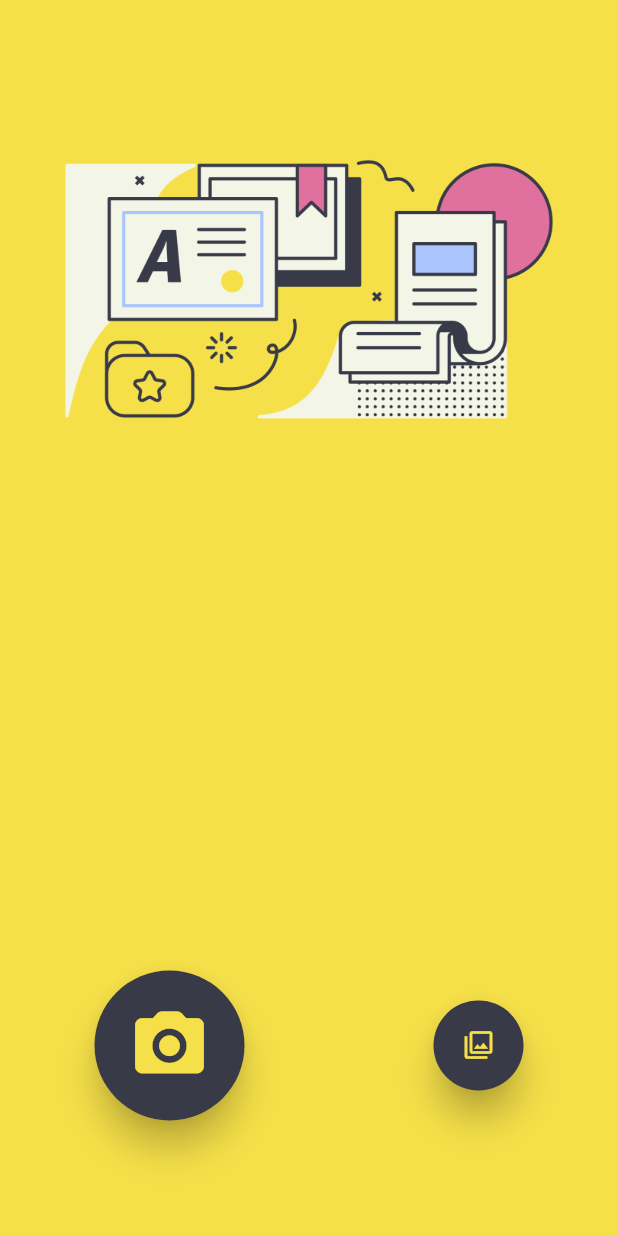
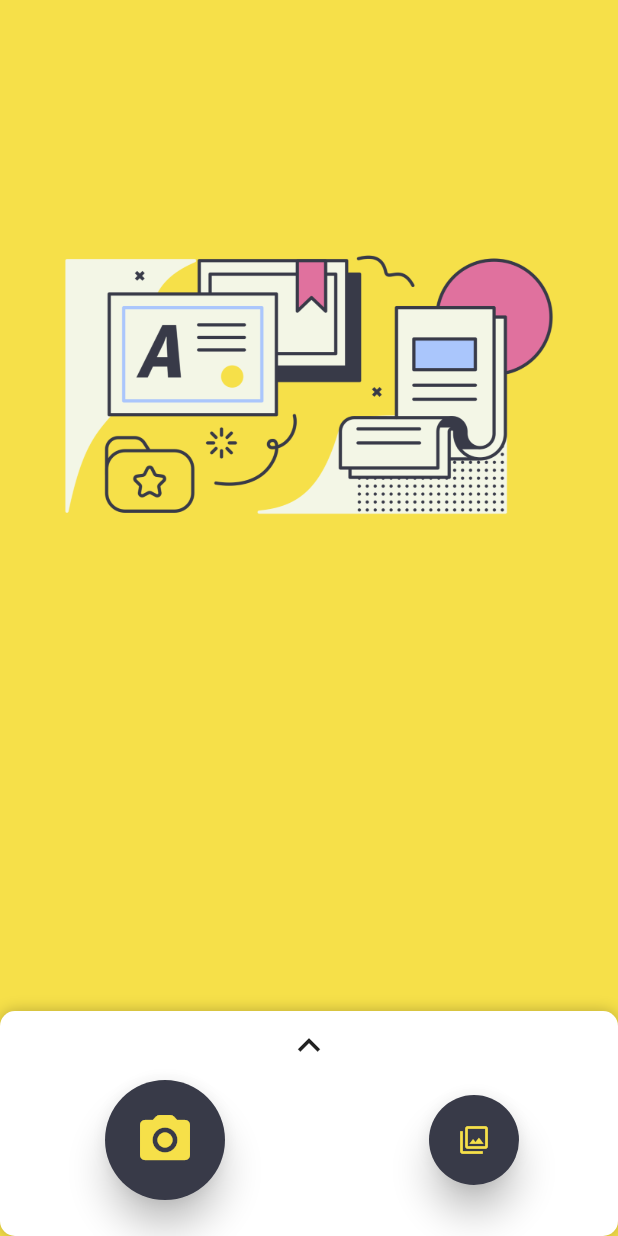
Before and after one commit to Fireboltz/aasaan, a Flutter app: the screen it shows after launch, on a phone screen of 412 x 824 dp. Run offline on Flutter 3.47's test engine with Material 2 defaults, Android fonts, the phone set to English and light mode, and no system bars; drawn by our look-alikes of sliding_up_panel; our stand-ins replace image_picker; missing offline and left inert: scanbot_sdk.

Commit message:
feat: Add Sliding Up Panel

```diff
--- a/lib/main.dart
+++ b/lib/main.dart
@@ -13,9 +13,9 @@ import 'package:scanbot_sdk/mrz_scanning_data.dart';
 import 'package:scanbot_sdk/scanbot_sdk.dart';
 import 'package:scanbot_sdk/scanbot_sdk_models.dart';
 import 'package:scanbot_sdk/scanbot_sdk_ui.dart';
+import 'package:sliding_up_panel/sliding_up_panel.dart';
 
 import 'pages_repository.dart';
-import 'ui/menu_items.dart';
 import 'ui/utils.dart';
 
 import 'package:image_picker/image_picker.dart';
@@ -120,38 +120,54 @@ class MainPageWidget extends StatefulWidget {
 
 class _MainPageWidgetState extends State<MainPageWidget> {
   PageRepository _pageRepository = PageRepository();
+  IconData panelIcon = Icons.keyboard_arrow_up;
 
   @override
   Widget build(BuildContext context) {
     return SafeArea(
       child: Scaffold(
           backgroundColor: hex('#f6e049'),
-        body: Column(
-          mainAxisAlignment: MainAxisAlignment.spaceAround,
+          body: SlidingUpPanel(
+            minHeight: 150,
+            maxHeight: MediaQuery. of(context).size.height*0.55,
+            borderRadius: BorderRadius.circular(10),
+            onPanelClosed: (){
+              panelIcon = Icons.keyboard_arrow_up;
+              setState(() {
+              });
+            },
+            onPanelOpened: (){
+              panelIcon = Icons.keyboard_arrow_down;
+              setState(() {
+              });
+              },
+            panel: Column(
+              mainAxisAlignment: MainAxisAlignment.start,
+              crossAxisAlignment: CrossAxisAlignment.center,
               children: [
-            Image(
-              image: AssetImage('img/doc.png'),
+                Padding(
+                  padding: const EdgeInsets.all(8.0),
+                  child: Icon(
+                    panelIcon,
+                    size: 30,
                   ),
-            SizedBox(height: 30,),
+                ),
                 Row(
                   mainAxisAlignment: MainAxisAlignment.spaceAround,
                   children: [
-                Column(
-                  children: [
                     ButtonTheme(
-                      minWidth: 100,
-                      height: 100,
+                      height: 80,
                       shape: CircleBorder(),
                       child: RaisedButton(
                         elevation: 10,
-                        child: Icon(Icons.photo_camera_rounded,
-                        size: 55,
-                        color:  hex('#f6e049'),),
+                        child: Icon(
+                          Icons.photo_camera_rounded,
+                          size: 40,
+                          color: hex('#f6e049'),
+                        ),
                         onPressed: () => startDocumentScanning(),
                         color: hex('#383A48'),
                       ),
-                    ),
-                  ],
                     ),
                     ButtonTheme(
                       minWidth: 60,
@@ -159,17 +175,89 @@ class _MainPageWidgetState extends State<MainPageWidget> {
                       shape: CircleBorder(),
                       child: RaisedButton(
                         elevation: 10,
-                    child: Icon(Icons.filter,
+                        child: Icon(
+                          Icons.filter,
                           size: 20,
-                      color:  hex('#f6e049'),),
+                          color: hex('#f6e049'),
+                        ),
                         onPressed: () => importImage(),
                         color: hex('#383A48'),
                       ),
                     ),
                   ],
+                ),
+                SizedBox(
+                  height: 30,
+                ),
+                InkWell(
+                  onTap: () => gotoImagesView(),
+                  child: Container(
+                    width: MediaQuery. of(context).size.width * 0.9,
+                    height: 50,
+                    decoration: BoxDecoration(
+                      color: hex('#f6e049'),
+                      borderRadius: BorderRadius.circular(10)
+                    ),
+                    child: Center(
+                      child: Text(
+                        'VIEW RESULTS'
+                      ),
+                    ),
+                  ),
+                ),
+                SizedBox(
+                  height: 20,
+                ),
+                InkWell(
+                  onTap: () => startBarcodeScanner(),
+                  child: Container(
+                    width: MediaQuery. of(context).size.width * 0.9,
+                    height: 50,
+                    decoration: BoxDecoration(
+                        color: hex('#f6e049'),
+                        borderRadius: BorderRadius.circular(10)
+                    ),
+                    child: Center(
+                      child: Text(
+                          'BARCODE SCANNER'
+                      ),
+                    ),
+                  ),
+                ),
+                SizedBox(
+                  height: 20,
+                ),
+                InkWell(
+                  onTap: () => startQRScanner(),
+                  child: Container(
+                    width: MediaQuery. of(context).size.width * 0.9,
+                    height: 50,
+                    decoration: BoxDecoration(
+                        color: hex('#f6e049'),
+                        borderRadius: BorderRadius.circular(10)
+                    ),
+                    child: Center(
+                      child: Text(
+                          'QR SCANNER'
+                      ),
+                    ),
+                  ),
                 )
+
               ],
             ),
+            body: Column(
+              mainAxisAlignment: MainAxisAlignment.spaceAround,
+              children: [
+                Image(
+                  image: AssetImage('img/doc.png'),
+                ),
+                SizedBox(
+                  height: 30,
+                ),
+              ],
+            ),
+          )
       ),
     );
   }
--- a/pubspec.yaml
+++ b/pubspec.yaml
@@ -26,6 +26,7 @@ dependencies:
   image_picker: 0.6.2+1
   firebase_core: ^0.4.0+9
   cloud_firestore: ^0.12.9+5
+  sliding_up_panel: ^1.0.2
 
 dev_dependencies:
   flutter_test:
```
Also changed, not shown: pubspec.lock. Lines whose indentation alone changed are shown as unchanged.
